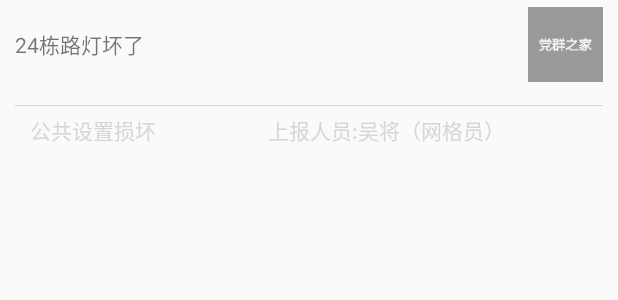
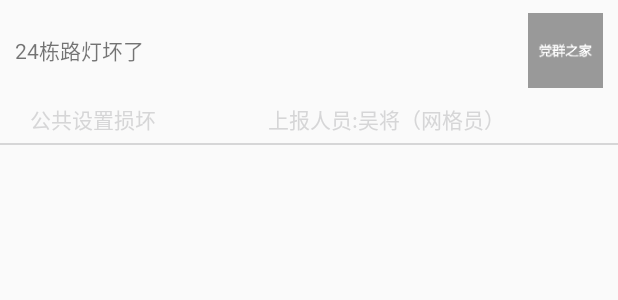
Before and after one commit to yzbbanban/dangqunzhijia_android_wanggeyuan, an Android app: the layout order_item_view_item.xml on its own in the app's theme, with its tools: preview values and no code run, on a phone screen of 412 x 824 dp. Shown: the top 300 px of the screen. Run offline under Robolectric (Android 15) with nearby library versions, the phone set to English and light mode, and no system bars.

Commit message:
；；啦啦啦啦啦

```diff
--- a/app/build.gradle
+++ b/app/build.gradle
@@ -40,13 +40,13 @@ android {
         release {
             keyAlias 'haidie-tech'
             keyPassword 'pwd123456'
-            storeFile file('/Users/YZBbanban/Downloads/android app/money/dangqunzhijia_android_wanggeyuan/signingfile/grid.jks')
+            storeFile file('G:/Android/dangqunzhijia_android_wanggeyuan2/signingfile/grid.jks')
             storePassword 'pwd123456'
         }
         debug {
             keyAlias 'haidie-tech'
             keyPassword 'pwd123456'
-            storeFile file('/Users/YZBbanban/Downloads/android app/money/dangqunzhijia_android_wanggeyuan/signingfile/grid.jks')
+            storeFile file('G:/Android/dangqunzhijia_android_wanggeyuan2/signingfile/grid.jks')
             storePassword 'pwd123456'
         }
     }
--- a/app/src/main/res/layout/order_item_view_item.xml
+++ b/app/src/main/res/layout/order_item_view_item.xml
@@ -31,16 +31,6 @@
                 android:layout_height="@dimen/dp_50"/>
     </LinearLayout>
 
-    <View
-            android:layout_marginLeft="@dimen/dp_10"
-            android:layout_marginRight="@dimen/dp_10"
-            android:layout_marginTop="5dp"
-            android:layout_marginBottom="5dp"
-            android:background="@color/bar_grey"
-            android:layout_width="match_parent"
-            android:layout_height="0.5dp"></View>
-
-
     <LinearLayout
             android:layout_gravity="center"
             android:layout_width="match_parent"
@@ -71,5 +61,5 @@
             android:layout_marginBottom="5dp"
             android:background="@color/black"
             android:layout_width="match_parent"
-            android:layout_height="0.5dp"></View>
+            android:layout_height="1dp"></View>
 </LinearLayout>
```
